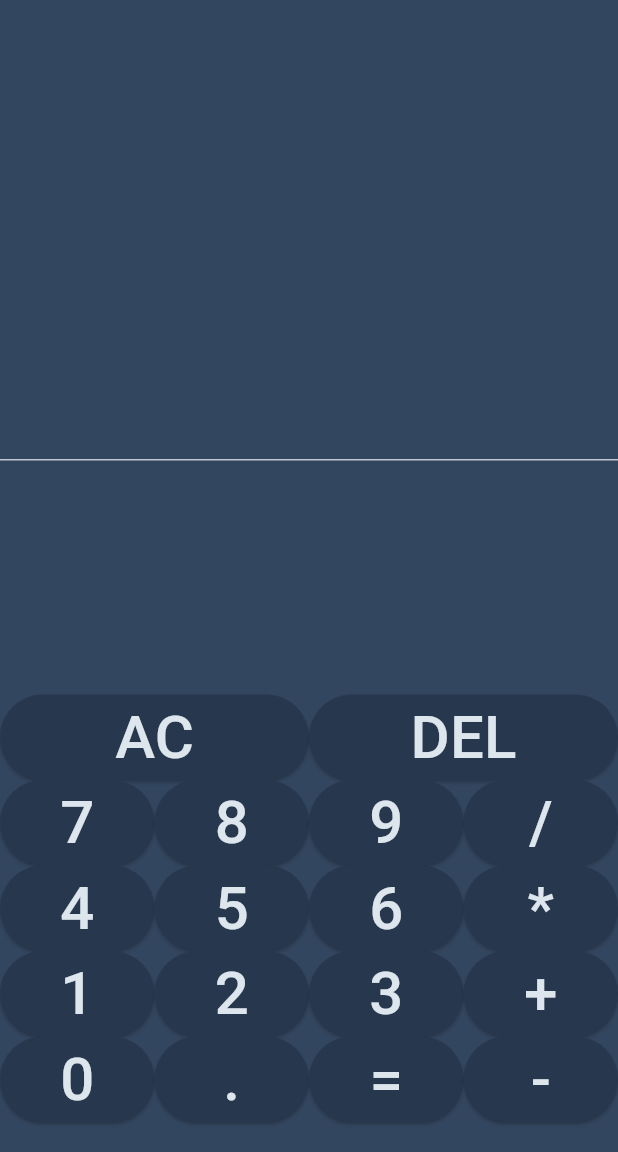
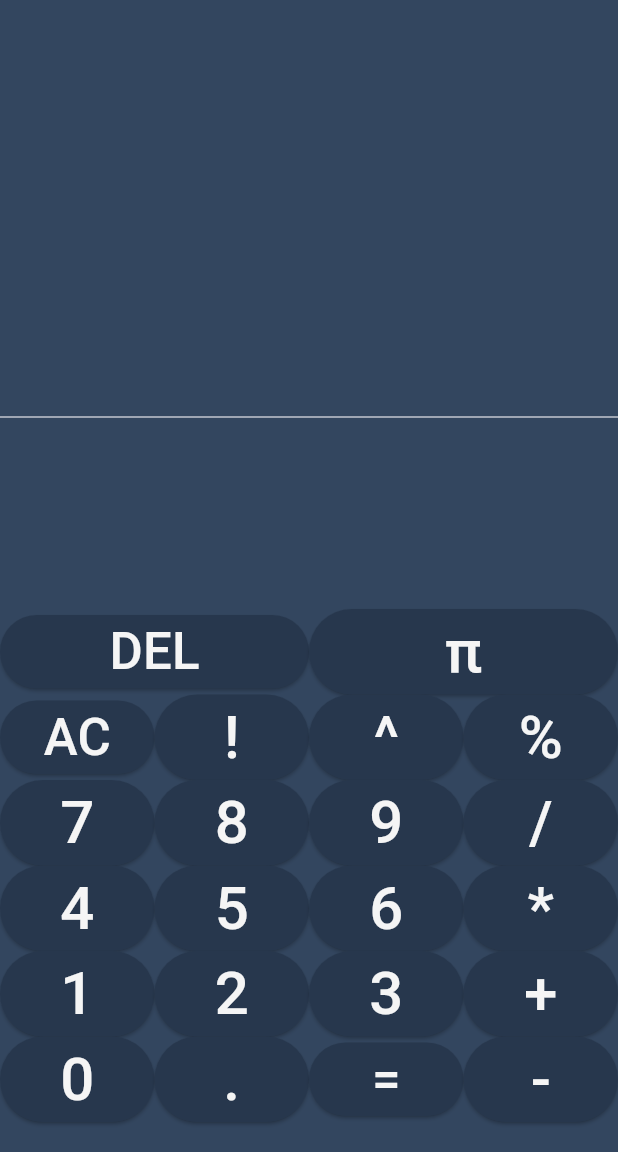
Before and after one commit to LucaFonzo/calculator_flutter, a Flutter app: the screen it shows after launch, on a phone screen of 412 x 824 dp, the part 84-1236 px from its top. Run offline on Flutter 3.47's test engine with Material 2 defaults, Android fonts, the phone set to English and light mode, and no system bars; our stand-ins replace math_expressions.

Commit message:
Add more complex functionality like power,root,factorial and pi

```diff
--- a/lib/main.dart
+++ b/lib/main.dart
@@ -1,13 +1,14 @@
 import 'package:math_expressions/math_expressions.dart';
 import 'package:flutter/material.dart';
 import 'package:provider/provider.dart';
+import 'dart:math' as math;
 
 void main() {
   runApp(const MyApp());
 }
 
 final Color colorBtnNumber = Color.fromRGBO(39, 55, 77, 1);
-final Color colorDigits = Color.fromRGBO(221, 230, 237, 1);
+final Color colorDigits = Color.fromRGBO(245, 245, 245, 1);
 final Color schemeColor = Color.fromRGBO(51, 70, 95, 1);
 
 class MyApp extends StatelessWidget {
@@ -36,12 +37,21 @@ class CalculatorState extends ChangeNotifier {
     if (input.isEmpty) {
       return;
     }
-    Parser p = Parser();
-    Expression exp = p.parse(input);
-    double result = exp.evaluate(EvaluationType.REAL, ContextModel());
-    output = result.toString();
-    input = result.toString();
-    super.notifyListeners();
+    try {
+      final Variable pi = Variable("π");
+      input.replaceAll("%", "/");
+      Parser p = Parser();
+      ContextModel cm = ContextModel();
+      cm.bindVariable(pi, Number(math.pi));
+      Expression exp = p.parse(input);
+      double result = exp.evaluate(EvaluationType.REAL, cm);
+      output = result.toString();
+      input = result.toString();
+      super.notifyListeners();
+    } catch (e) {
+      print(e);
+      return;
+    }
   }
 
   void clear() {
@@ -56,6 +66,9 @@ class CalculatorState extends ChangeNotifier {
   }
 
   void remove() {
+    if (input.isEmpty) {
+      return;
+    }
     input = input.substring(0, input.length - 1);
     super.notifyListeners();
   }
@@ -82,12 +95,13 @@ class MyHomePage extends StatelessWidget {
             child: Column(
               children: [
                 Text(calculatorState.input,
-                    style: TextStyle(
-                      fontSize: 40.0,
-                    )),
+                    style: TextStyle(fontSize: 40.0, color: colorDigits)),
                 Text(
                   calculatorState.output,
-                  style: TextStyle(fontSize: 32.0, fontWeight: FontWeight.w400),
+                  style: TextStyle(
+                      fontSize: 32.0,
+                      color: colorDigits,
+                      fontWeight: FontWeight.w400),
                 )
               ],
             ),
@@ -98,7 +112,18 @@ class MyHomePage extends StatelessWidget {
             child: Column(
               children: [
                 Row(
-                  children: [ClearBtn(), DelBtn()],
+                  children: [
+                    DelBtn(),
+                    CalculatorBtn(char: "π"),
+                  ],
+                ),
+                Row(
+                  children: [
+                    ClearBtn(),
+                    CalculatorBtn(char: "!"),
+                    CalculatorBtn(char: "^"),
+                    CalculatorBtn(char: "%")
+                  ],
                 ),
                 Row(
                   children: [
@@ -167,7 +192,7 @@ class EqualBtn extends StatelessWidget {
             style: ElevatedButton.styleFrom(backgroundColor: colorBtnNumber),
             onPressed: () => calcState.calculate(),
             child: Text(equal,
-                style: TextStyle(fontSize: 40.0, color: colorDigits))));
+                style: TextStyle(fontSize: 34.0, color: colorDigits))));
   }
 }
 
@@ -182,7 +207,7 @@ class ClearBtn extends StatelessWidget {
             style: ElevatedButton.styleFrom(backgroundColor: colorBtnNumber),
             onPressed: () => calcState.clear(),
             child: Text(ac,
-                style: TextStyle(fontSize: 40.0, color: colorDigits))));
+                style: TextStyle(fontSize: 34.0, color: colorDigits))));
   }
 }
 
@@ -197,6 +222,6 @@ class DelBtn extends StatelessWidget {
             style: ElevatedButton.styleFrom(backgroundColor: colorBtnNumber),
             onPressed: () => calcState.remove(),
             child: Text(ac,
-                style: TextStyle(fontSize: 40.0, color: colorDigits))));
+                style: TextStyle(fontSize: 34.0, color: colorDigits))));
   }
 }
```
